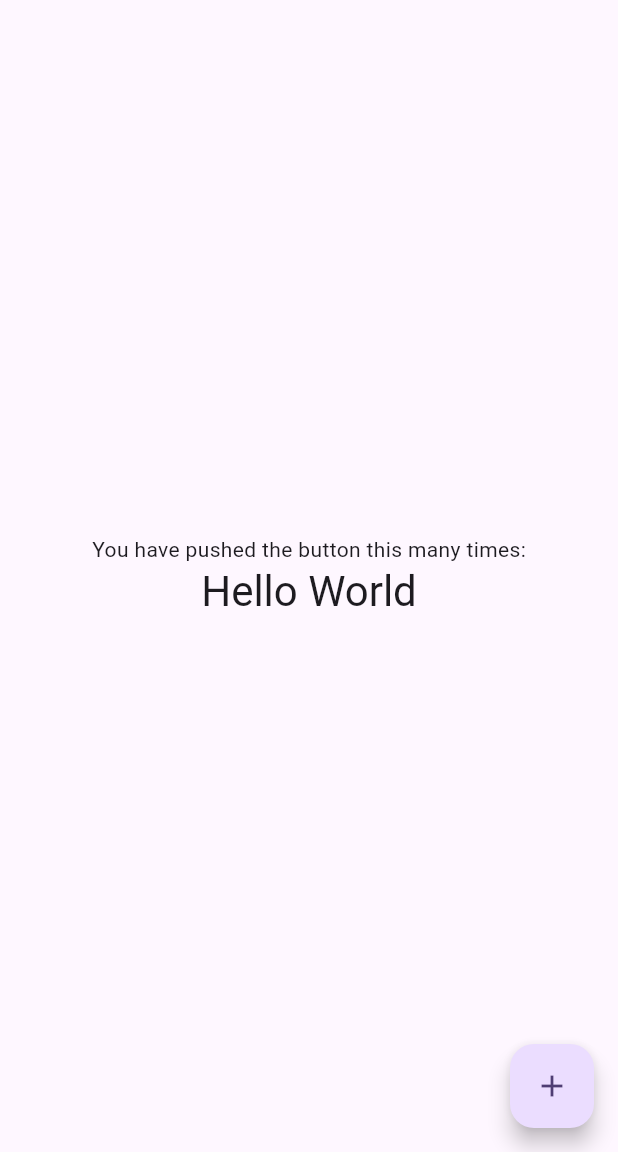
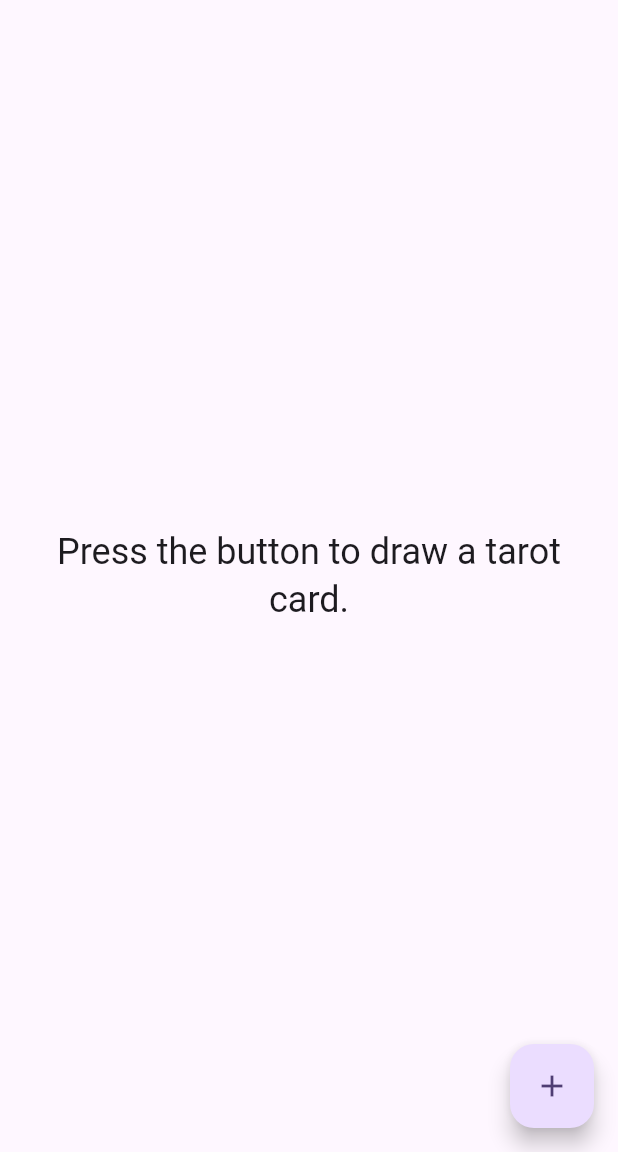
Before and after one commit to erickveil/Winston, a Flutter app: the screen it shows after launch, on a phone screen of 412 x 824 dp, the part 84-1236 px from its top. Run offline on Flutter 3.47's test engine with Material 3 defaults, Android fonts, the phone set to English and light mode, and no system bars.

Commit message:
Button draws a card and shows its name.

```diff
--- a/lib/main.dart
+++ b/lib/main.dart
@@ -114,49 +114,64 @@ class _MyHomePageState extends State<MyHomePage> {
 
   @override
   Widget build(BuildContext context) {
-    // This method is rerun every time setState is called, for instance as done
-    // by the _incrementCounter method above.
-    //
-    // The Flutter framework has been optimized to make rerunning build methods
-    // fast, so that you can just rebuild anything that needs updating rather
-    // than having to individually change instances of widgets.
     return Scaffold(
       appBar: AppBar(
-        // TRY THIS: Try changing the color here to a specific color (to
-        // Colors.amber, perhaps?) and trigger a hot reload to see the AppBar
-        // change color while the other colors stay the same.
         backgroundColor: Theme.of(context).colorScheme.inversePrimary,
-        // Here we take the value from the MyHomePage object that was created by
-        // the App.build method, and use it to set our appbar title.
         title: Text(widget.title),
       ),
-      body: Center(
-        // Center is a layout widget. It takes a single child and positions it
-        // in the middle of the parent.
+      body: Padding(
+        padding: const EdgeInsets.all(16.0),
         child: Column(
-          // Column is also a layout widget. It takes a list of children and
-          // arranges them vertically. By default, it sizes itself to fit its
-          // children horizontally, and tries to be as tall as its parent.
-          //
-          // Column has various properties to control how it sizes itself and
-          // how it positions its children. Here we use mainAxisAlignment to
-          // center the children vertically; the main axis here is the vertical
-          // axis because Columns are vertical (the cross axis would be
-          // horizontal).
-          //
-          // TRY THIS: Invoke "debug painting" (choose the "Toggle Debug Paint"
-          // action in the IDE, or press "p" in the console), to see the
-          // wireframe for each widget.
-          mainAxisAlignment: MainAxisAlignment.center,
+          crossAxisAlignment: CrossAxisAlignment.stretch,
           children: <Widget>[
-            const Text(
-              'You have pushed the button this many times:',
-            ),
-            Text(
-              'Hello World',
-              style: Theme.of(context).textTheme.headlineMedium,
-            ),
+
+            // Show a message when no card is drawn
+            if(_drawnCard == null && !_isLoading)
+              // Expanded will fill the available space of the column
+              Expanded (
+                // This will center the content vertically and horizontally
+                child: Center(
+                  child: Text(
+                    'Press the button to draw a tarot card.',
+                    style: Theme.of(context).textTheme.headlineSmall,
+                    textAlign: TextAlign.center,
+                  ),
+                ),
+              ),
+
+            // loading indicator. Shown only when loading.
+            if (_isLoading)
+              const Expanded(
+                child: Center(
+                  child: CircularProgressIndicator(),
+                ),
+              ),
+
+            // Card display seciont - shown when a card is drawn
+            if (_drawnCard != null && !_isLoading)
+              Expanded(
+                  child: SingleChildScrollView(
+                    child: Column(
+                      crossAxisAlignment: CrossAxisAlignment.stretch,
+                      children: [
+
+                        // Card name (header)
+                        Padding(
+                          padding: const EdgeInsets.only(bottom: 16.0),
+                          child: Text(
+                            _drawnCard!.name,
+                            style: Theme.of(context).textTheme.headlineMedium,
+                            textAlign: TextAlign.center,
+                          ),
+                        ),
+                      ],
+                    )
+
+                  )
+                )
+
           ],
+
         ),
       ),
       floatingActionButton: FloatingActionButton(
```
